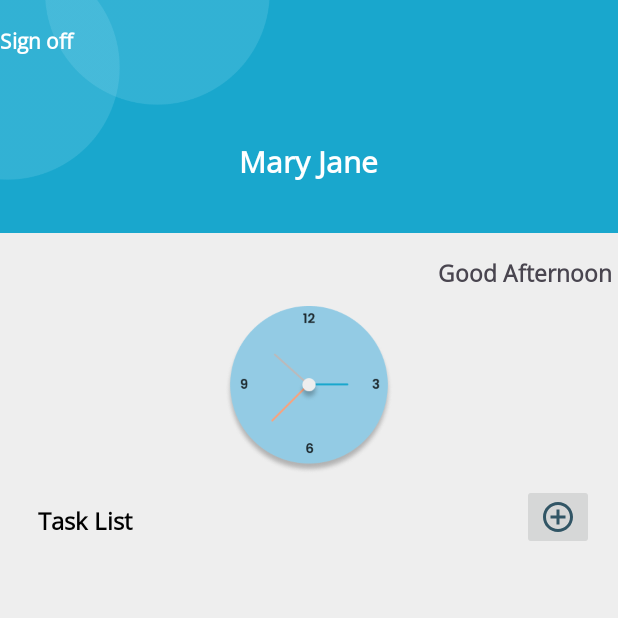
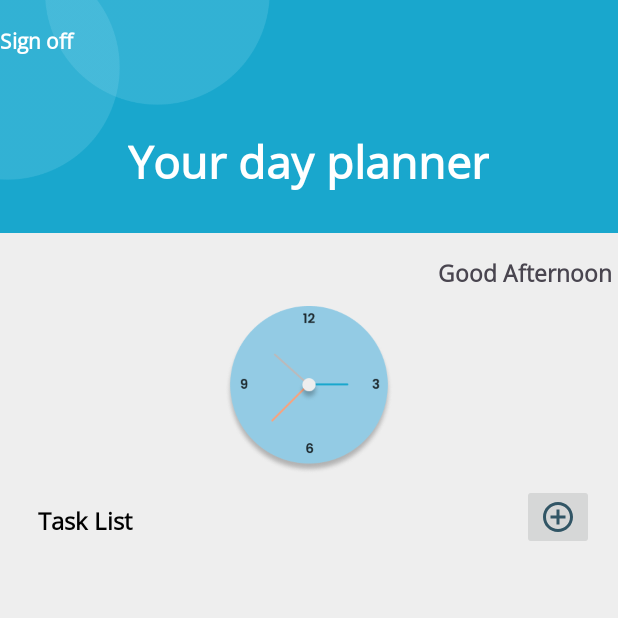
Before and after one commit to Heroslaver-tech/TodoProyect, an Android app: the FragmentMain screen opened through its navigation route, on a phone screen of 412 x 824 dp, the top half of it. Run offline under Robolectric (Android 15) with nearby library versions, the phone set to English and light mode, and no system bars; our stand-ins replace Firebase (no records; nobody signed in at launch, a user with empty details on screens opened directly), data binding.

Commit message:
Fixing dashboard interface

```diff
--- a/app/src/main/res/layout/fragment_main.xml
+++ b/app/src/main/res/layout/fragment_main.xml
@@ -55,11 +55,11 @@
                 android:layout_height="wrap_content"
                 android:layout_gravity="center"
                 android:layout_marginTop="30dp"
-                android:text="Mary Jane"
+                android:text="@string/tittleMain"
                 android:textColor="@android:color/white"
                 android:fontFamily="@font/open_sans"
                 android:textStyle="bold"
-                android:textSize="20sp"/>
+                android:textSize="30sp"/>
 
 
             <TextView
--- a/app/src/main/res/values/strings.xml
+++ b/app/src/main/res/values/strings.xml
@@ -23,5 +23,6 @@
     <string name="homeContent2">be happy with Day planner</string>
     <string name="Sign_In">Sign In</string>
     <string name="Sign_off">Sign off</string>
+    <string name="tittleMain">Your day planner</string>
 
 </resources>
```
